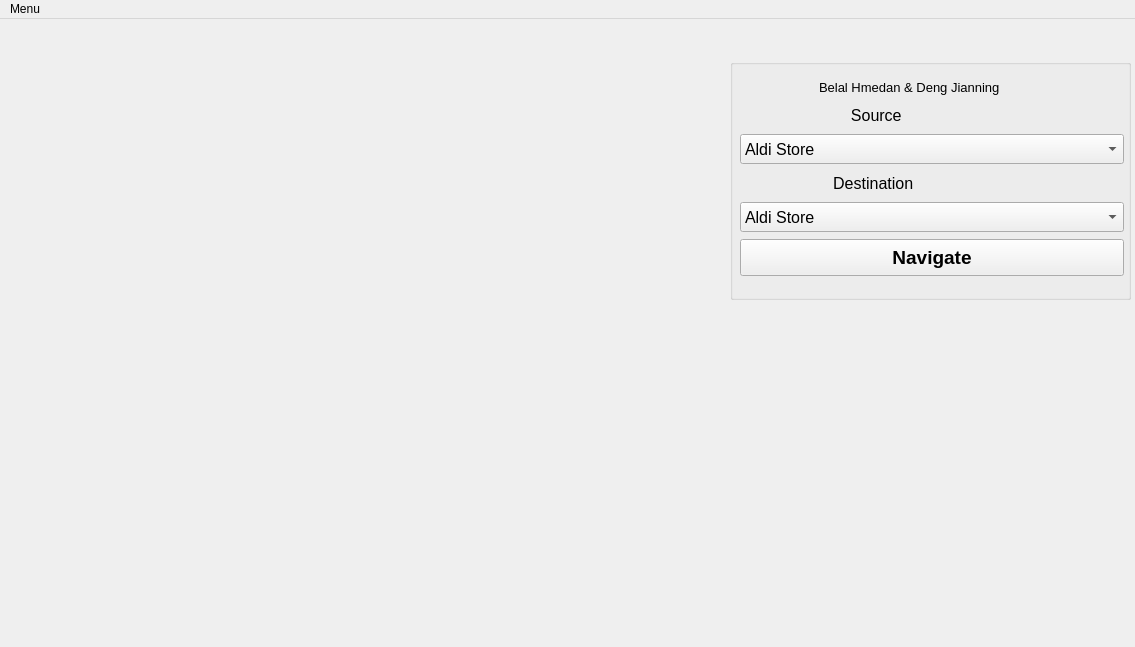
Before: the Qt Designer form project/integrate/mainwindow.ui in khalid-00/MapLeCreusot, drawn with Qt 5.
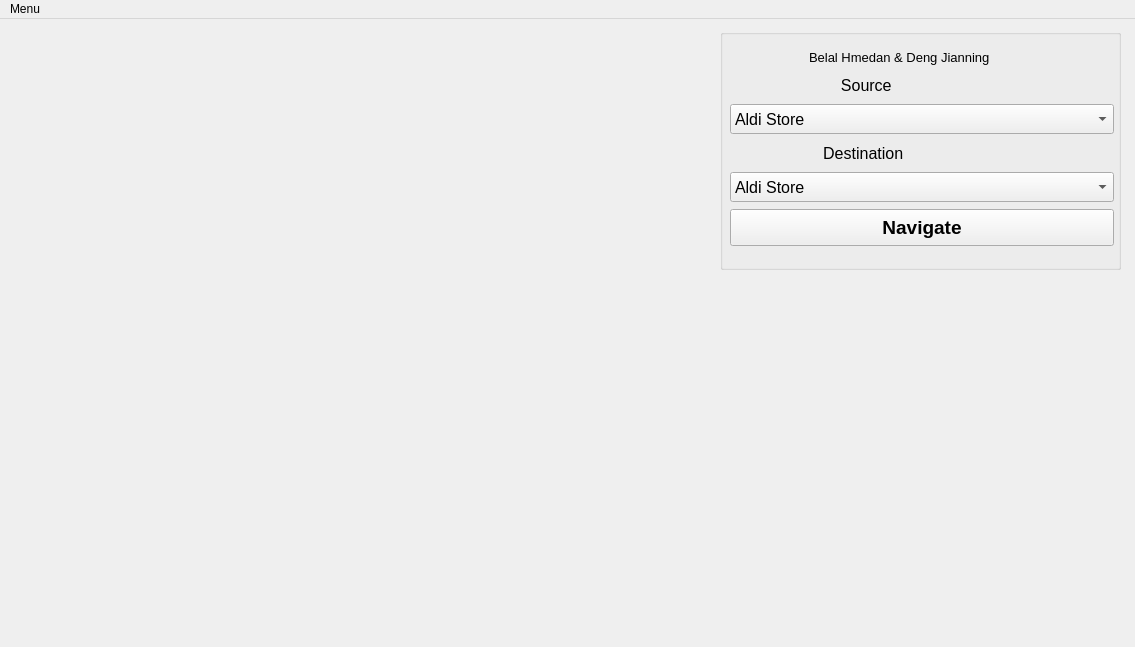
After: the same form once the commit is applied.

Commit message: Widget MapWidget Removed

```diff
--- a/project/integrate/mainwindow.ui
+++ b/project/integrate/mainwindow.ui
@@ -14,32 +14,11 @@
    <string>MainWindow</string>
   </property>
   <widget class="QWidget" name="centralwidget">
-   <widget class="QWidget" name="MapWidget" native="true">
-    <property name="geometry">
-     <rect>
-      <x>0</x>
-      <y>0</y>
-      <width>1191</width>
-      <height>661</height>
-     </rect>
-    </property>
-    <property name="minimumSize">
-     <size>
-      <width>1191</width>
-      <height>661</height>
-     </size>
-    </property>
-    <property name="maximumSize">
-     <size>
-      <width>1191</width>
-      <height>661</height>
-     </size>
-    </property>
     <widget class="QGroupBox" name="groupBox">
      <property name="geometry">
       <rect>
-       <x>730</x>
-       <y>40</y>
+      <x>720</x>
+      <y>10</y>
        <width>401</width>
        <height>241</height>
       </rect>
@@ -360,7 +339,6 @@
       <property name="text">
        <string>                         Source</string>
       </property>
-     </widget>
     </widget>
    </widget>
   </widget>
```
Lines whose indentation alone changed are shown as unchanged. The commit also changes 1 other file.
